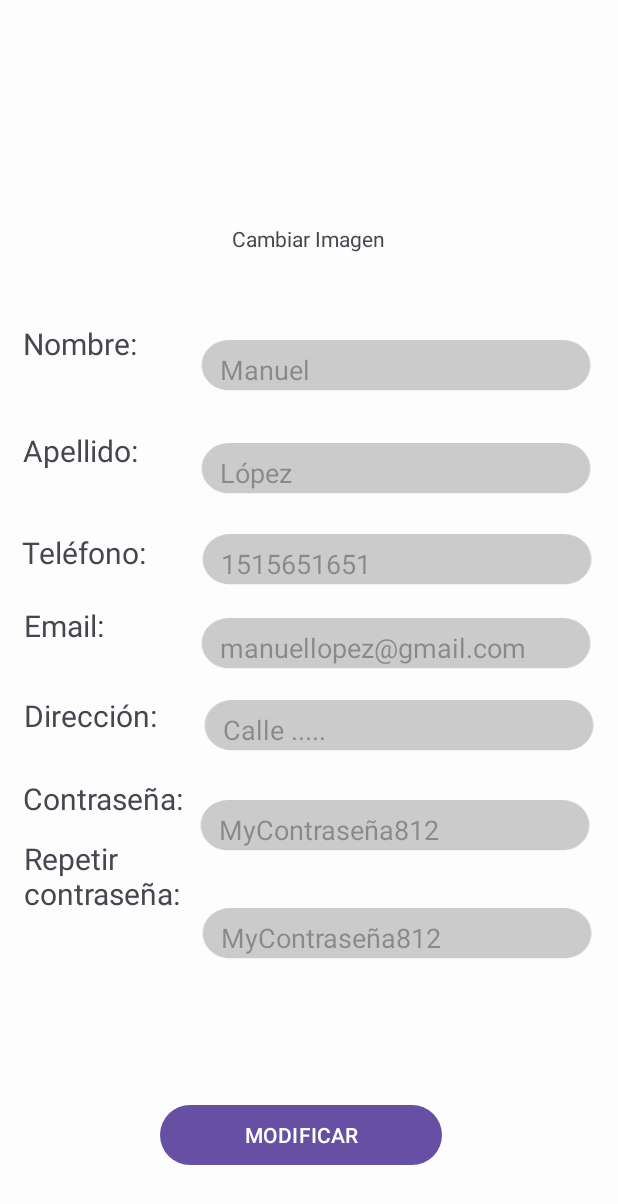
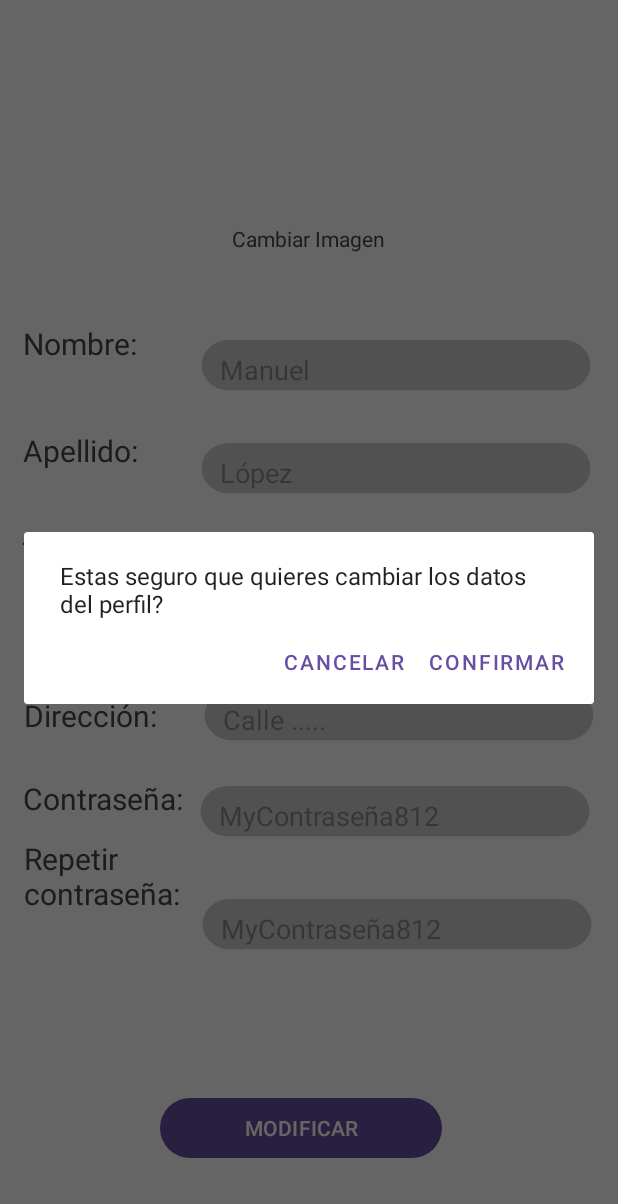
Before and after one commit to AndresCaldentey/CucharON, an Android app: the IUModificarPerfil screen opened directly, with no data from a screen before it, after a tap on "MODIFICAR", on a phone screen of 412 x 824 dp. Shown: the top 1204 px of the screen. Run offline under Robolectric (Android 15) with nearby library versions, the phone set to English and light mode, and no system bars; 5 statements that could not run were skipped.

Commit message:
IUModificarPerfil funciona ya

```diff
--- a/app/src/main/java/Negocio/IService.java
+++ b/app/src/main/java/Negocio/IService.java
@@ -45,4 +45,5 @@ public interface IService {
     List<ProductoCategoria> getAllProductoCategoria();
     List<Producto> getProductosPubPorUser(Usuario user);
     List<Producto> getProductosSinComprar();
+    void actualizarUser(Usuario user);
 }
--- a/app/src/main/java/Negocio/Service.java
+++ b/app/src/main/java/Negocio/Service.java
@@ -172,4 +172,8 @@ public class Service implements IService{
         return productoRepo.getProductosSinComprador();
     }
 
+    public void actualizarUser(Usuario user) {
+        userRepo.actualizar(user);
+    }
+
 }
--- /dev/null
+++ b/app/src/main/java/Presentation/DialogoMensaje.java
@@ -0,0 +1,48 @@
+package Presentation;
+
+import android.app.AlertDialog;
+import android.app.Dialog;
+import android.content.DialogInterface;
+import android.os.Bundle;
+
+import androidx.annotation.NonNull;
+import androidx.annotation.Nullable;
+import androidx.fragment.app.DialogFragment;
+
+public class DialogoMensaje extends DialogFragment {
+    public String mensaje;
+    public DialogoMensaje(String mensaje) { this.mensaje = mensaje; }
+
+    @NonNull
+    @Override
+    public Dialog onCreateDialog(@Nullable Bundle savedInstanceState) {
+        AlertDialog.Builder builder = new AlertDialog.Builder(getActivity());
+        builder.setMessage(mensaje);
+        builder.setPositiveButton("Confirmar", new DialogInterface.OnClickListener(){
+
+            @Override
+            public void onClick(DialogInterface dialogInterface, int i) {
+                respuesta.confirmar(DialogoMensaje.this);
+                dismiss();
+            }
+        });
+        builder.setNegativeButton("Cancelar", new DialogInterface.OnClickListener(){
+
+            @Override
+            public void onClick(DialogInterface dialogInterface, int i) {
+                respuesta.cancelar(DialogoMensaje.this);
+                dismiss();
+            }
+        });
+        return builder.create();
+    }
+
+    public interface Respuestas {
+        public void confirmar(DialogFragment dialog);
+        public void cancelar(DialogFragment dialog);
+    }
+    private Respuestas respuesta;
+    public void procesarRespuesta(Respuestas r) {
+        respuesta = r;
+    }
+}
--- a/app/src/main/java/Presentation/IUModificarPerfil.java
+++ b/app/src/main/java/Presentation/IUModificarPerfil.java
@@ -1,23 +1,32 @@
 package Presentation;
 
+import static java.lang.Integer.parseInt;
+
+import android.content.Context;
+import android.content.SharedPreferences;
 import android.content.pm.ActivityInfo;
 import android.os.Bundle;
-import android.view.Menu;
 import android.view.View;
 import android.widget.EditText;
+import android.widget.TextView;
 
 import androidx.annotation.Nullable;
 import androidx.appcompat.app.AppCompatActivity;
 import androidx.appcompat.app.AppCompatDelegate;
+import androidx.fragment.app.DialogFragment;
 
 import com.example.cucharon.R;
+import com.example.cucharon.Usuario;
 
 import Negocio.IService;
 import Negocio.Service;
 
 public class IUModificarPerfil extends AppCompatActivity {
-    EditText nombreRegistro, apellidoRegistro, telefonoRegistro, emailRegistro, direccionRegistro, passwordRegistro, passwordRegistro2;
+    EditText nombreRegistro, apellidoRegistro, telefonoRegistro, direccionRegistro, passwordRegistro, passwordRegistro2;
     IService service;
+    boolean respuestaOk;
+    Usuario user;
+    TextView errorTv, emailRegistro;
     @Override
     protected void onCreate(@Nullable Bundle savedInstanceState) {
         super.onCreate(savedInstanceState);
@@ -31,12 +40,71 @@ public class IUModificarPerfil extends AppCompatActivity {
         direccionRegistro = findViewById(R.id.direccionRegistro);
         passwordRegistro = findViewById(R.id.passwordRegistro);
         passwordRegistro2 = findViewById(R.id.passwordRegistro2);
+        errorTv = findViewById(R.id.errorTv);
         service = Service.getService();
+        user = service.getLoggedUser();
+        //Mostrar los datos existentes
+        nombreRegistro.setText(user.getNombre());
+        apellidoRegistro.setText(user.getApellido());
+        telefonoRegistro.setText("" + user.getTlf());
+        emailRegistro.setText(user.getEmail());
+        direccionRegistro.setText(user.getDireccion());
+
     }
 
-    public void onClickRegistrar(View v) {
-        String mensaje;
-        if(passwordRegistro.getText().toString().equals("")) mensaje = "Seguro quieres modificar los datos?";
+    public void modificar(View v) {
+        String pass = passwordRegistro.getText().toString();
+        if(!pass.equals("")) {
+            crearDialogo("Estás seguro que quieres cambiar la contraseña?");
+            if(respuestaOk) {
+                if(passwordRegistro.getText().toString() == passwordRegistro2.getText().toString()){
+                    user.setContraseña(passwordRegistro.getText().toString());
+                    service.actualizarUser(user);
+                    finish();
+                }
+                else { errorTv.setText("Las contraseñas no coinciden"); }
+            } else {
+                errorTv.setText("");
+            }
+        }
+
+        else {
+            crearDialogo("Estas seguro que quieres cambiar los datos del perfil?");
+            if(respuestaOk) {
+                user.setNombre(nombreRegistro.getText().toString());
+                user.setApellido(apellidoRegistro.getText().toString());
+                user.setTlf(parseInt(telefonoRegistro.getText().toString()));
+                user.setDireccion(direccionRegistro.getText().toString());
+                service.actualizarUser(user);
+                finish();
+            }
+        }
+        service.setLoggedUser(user);
+    }
+    public void cambiarPreferencias(String email){
+        SharedPreferences sharedPreferences = getSharedPreferences("MiAppPref", Context.MODE_PRIVATE);
+        SharedPreferences.Editor editor = sharedPreferences.edit();
+        editor.putString("token", email);
+        editor.apply();
+    }
+    public void crearDialogo(String mensaje) {
+        DialogoMensaje dialogo = new DialogoMensaje(mensaje);
+        dialogo.show(getSupportFragmentManager(), "dialogo1");
+        dialogo.procesarRespuesta(new DialogoMensaje.Respuestas() {
+            @Override
+            public void confirmar(DialogFragment dialog) {
+
+                respuestaOk = true;
+
+            }
+
+            @Override
+            public void cancelar(DialogFragment dialog) {
+
+                respuestaOk = false;
+
+            }
+        });
 
     }
 }
--- a/app/src/main/java/Presentation/IUperfil.java
+++ b/app/src/main/java/Presentation/IUperfil.java
@@ -113,7 +113,11 @@ public class IUperfil extends AppCompatActivity {
         platosAdapter.notifyDataSetChanged();
 
         }
+    public void modificarPerfil(View v){
+        Intent intent = new Intent(IUperfil.this, IUModificarPerfil.class);
+        startActivity(intent);
 
+    }
 
     @Override
     public void onBackPressed() {
--- a/app/src/main/res/layout/modificar_perfil.xml
+++ b/app/src/main/res/layout/modificar_perfil.xml
@@ -85,22 +85,22 @@
         app:layout_constraintVertical_bias="0.289"
         tools:ignore="TouchTargetSizeCheck" />
 
-    <EditText
+    <TextView
         android:id="@+id/emailRegistro"
         android:layout_width="265dp"
-        android:layout_height="39dp"
-        android:background="@drawable/campo_texto"
+        android:layout_height="wrap_content"
         android:ems="10"
-        android:hint="manuellopez@gmail.com"
         android:inputType="text"
-        android:paddingLeft="15dp"
+        android:paddingLeft="0dp"
+        android:textSize="18sp"
         app:layout_constraintBottom_toBottomOf="parent"
         app:layout_constraintEnd_toEndOf="parent"
-        app:layout_constraintHorizontal_bias="0.8"
+        app:layout_constraintHorizontal_bias="0.786"
         app:layout_constraintStart_toEndOf="@+id/textView6"
         app:layout_constraintTop_toBottomOf="@+id/telefonoRegistro"
-        app:layout_constraintVertical_bias="0.042"
-        tools:ignore="TouchTargetSizeCheck" />
+        app:layout_constraintVertical_bias="0.049"
+        tools:ignore="TouchTargetSizeCheck"
+        tools:text="mskadmsaodkmsapdmsapdkamdpskmda" />
 
     <EditText
         android:id="@+id/telefonoRegistro"
@@ -140,17 +140,18 @@
         android:id="@+id/direccionRegistro"
         android:layout_width="265dp"
         android:layout_height="39dp"
-        android:layout_marginTop="15dp"
+        android:layout_marginTop="429dp"
+        android:layout_marginBottom="134dp"
         android:background="@drawable/campo_texto"
         android:ems="10"
         android:hint="Calle ....."
         android:inputType="text"
         android:paddingLeft="15dp"
-        app:layout_constraintBottom_toBottomOf="parent"
+        app:layout_constraintBottom_toTopOf="@+id/errorTv"
         app:layout_constraintEnd_toEndOf="parent"
         app:layout_constraintHorizontal_bias="0.675"
         app:layout_constraintStart_toEndOf="@+id/textView7"
-        app:layout_constraintTop_toBottomOf="@+id/emailRegistro"
+        app:layout_constraintTop_toTopOf="parent"
         app:layout_constraintVertical_bias="0.0"
         tools:ignore="TouchTargetSizeCheck" />
 
@@ -249,11 +250,22 @@
         android:layout_width="188dp"
         android:layout_height="48dp"
         android:layout_marginTop="116dp"
-        android:onClick="onClickRegistrar"
+        android:onClick="modificar"
         android:text="MODIFICAR"
         app:layout_constraintBottom_toBottomOf="parent"
         app:layout_constraintEnd_toEndOf="parent"
         app:layout_constraintHorizontal_bias="0.475"
         app:layout_constraintStart_toStartOf="parent"
         app:layout_constraintTop_toBottomOf="@+id/passwordRegistro" />
+
+    <TextView
+        android:id="@+id/errorTv"
+        android:layout_width="wrap_content"
+        android:layout_height="wrap_content"
+        android:layout_marginBottom="110dp"
+        android:textColor="#FF0000"
+        app:layout_constraintBottom_toBottomOf="parent"
+        app:layout_constraintStart_toStartOf="@+id/passwordRegistro2"
+        app:layout_constraintTop_toBottomOf="@+id/direccionRegistro"
+        tools:text="TextView" />
 </androidx.constraintlayout.widget.ConstraintLayout>
--- a/app/src/main/res/layout/perfil.xml
+++ b/app/src/main/res/layout/perfil.xml
@@ -107,6 +107,7 @@
         android:layout_height="31dp"
         android:layout_marginTop="1dp"
         android:gravity="center"
+        android:onClick="modificarPerfil"
         android:orientation="horizontal"
         android:paddingStart="20dp"
         android:paddingEnd="30dp"
```
